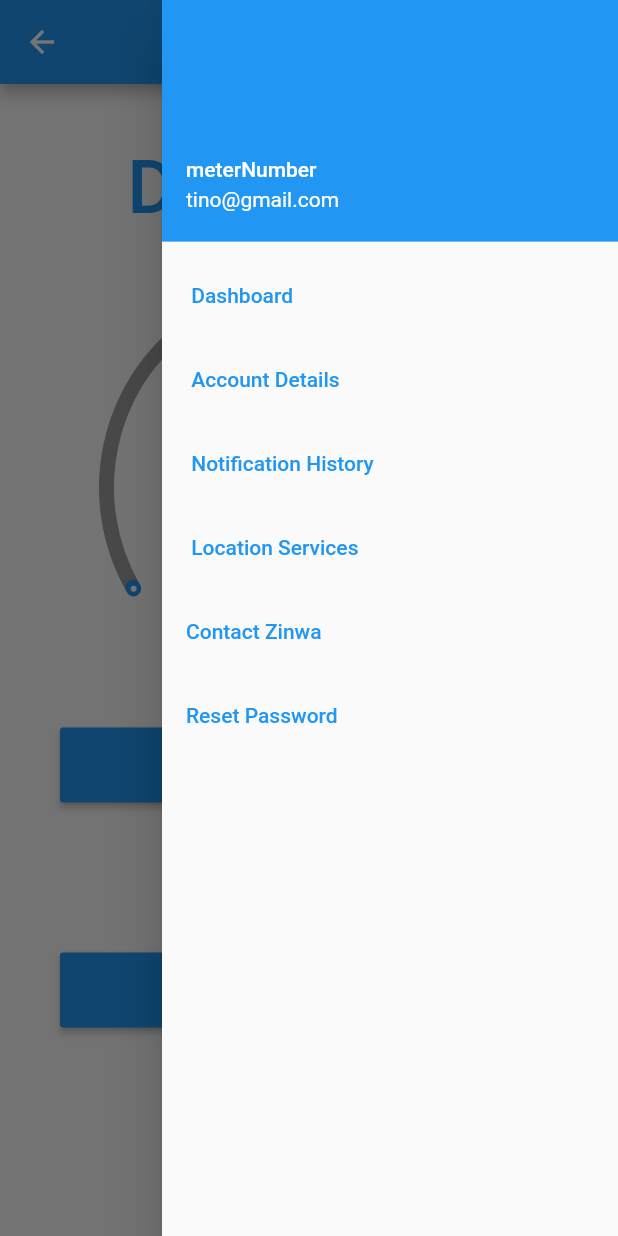
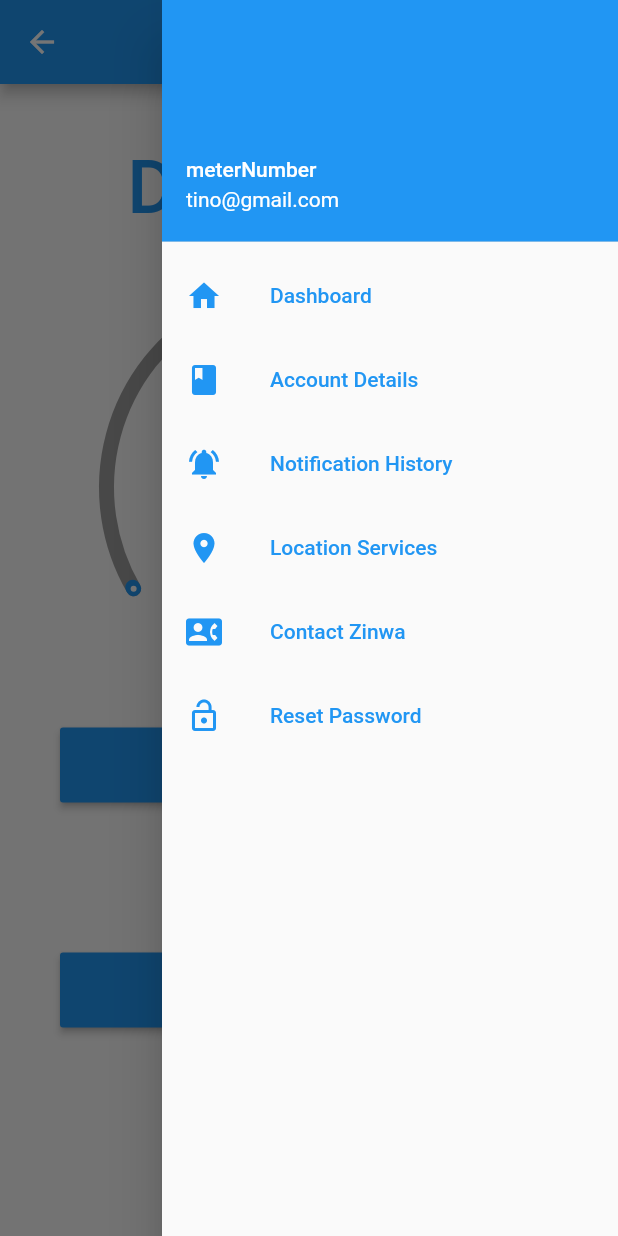
Before and after one commit to Tinomuchenje/ZinwaPay, a Flutter app: the Dashboard screen opened directly with empty values, with the side drawer open, on a phone screen of 412 x 824 dp. Run offline on Flutter 3.47's test engine with Material 2 defaults, Android fonts, the phone set to English and light mode, and no system bars; drawn by our look-alikes of sleek_circular_slider; our stand-ins replace webview_flutter; missing offline and left inert: status_alert.

Commit message:
Refactoring and breaking down the drawer
- Created new file to handle the drawer logic
- Created widget function to handle drawer menu items

```diff
--- a/lib/views/home.dart
+++ b/lib/views/home.dart
@@ -5,6 +5,7 @@ import 'package:zinwa_pay/models/account_information_model.dart';
 import 'package:zinwa_pay/models/invoice_model.dart';
 import 'package:zinwa_pay/networking/api.service.dart';
 import 'package:zinwa_pay/views/payment_options.dart';
+import 'package:zinwa_pay/widgets/drawer.dart';
 import 'invoices.dart';
 
 class Dashboard extends StatefulWidget {
@@ -21,65 +22,7 @@ class _State extends State<Dashboard> {
           title: Text('Home'),
           centerTitle: true,
         ),
-        endDrawer: Drawer(
-          child: ListView(children: <Widget>[
-            UserAccountsDrawerHeader(accountName: Text("meterNumber"), accountEmail: Text("tino@gmail.com")),
-            ListTile(
-              title: Text(
-                " Dashboard",
-                style: TextStyle(color: Colors.blue),
-              ),
-              onTap: () {
-                Navigator.of(context).pop();
-              },
-            ),
-            ListTile(
-              title: Text(
-                " Account Details",
-                style: TextStyle(color: Colors.blue),
-              ),
-              onTap: () {
-                Navigator.of(context).pop();
-              },
-            ),
-            ListTile(
-              title: Text(
-                " Notification History",
-                style: TextStyle(color: Colors.blue),
-              ),
-              onTap: () {
-                Navigator.of(context).pop();
-              },
-            ),
-            ListTile(
-              title: Text(
-                " Location Services",
-                style: TextStyle(color: Colors.blue),
-              ),
-              onTap: () {
-                Navigator.of(context).pop();
-              },
-            ),
-            ListTile(
-              title: Text(
-                "Contact Zinwa",
-                style: TextStyle(color: Colors.blue),
-              ),
-              onTap: () {
-                Navigator.of(context).pop();
-              },
-            ),
-            ListTile(
-              title: Text(
-                "Reset Password",
-                style: TextStyle(color: Colors.blue),
-              ),
-              onTap: () {
-                Navigator.of(context).pop();
-              },
-            ),
-          ]),
-        ),
+        endDrawer: AppDrawer(),
         body: Padding(
             padding: EdgeInsets.all(40.0),
             child: ListView(
--- /dev/null
+++ b/lib/widgets/drawer.dart
@@ -0,0 +1,64 @@
+import 'package:flutter/cupertino.dart';
+import 'package:flutter/material.dart';
+
+class AppDrawer extends StatelessWidget {
+  @override
+  Widget build(BuildContext context) {
+    return Drawer(
+      child: ListView(children: <Widget>[
+        UserAccountsDrawerHeader(accountName: Text("meterNumber"), accountEmail: Text("tino@gmail.com")),
+        _createDrawerMenuOption(
+          icon: Icons.home,
+          text: 'Dashboard',
+          onTap: () {
+            Navigator.of(context).pop();
+          },
+        ),
+        _createDrawerMenuOption(
+          icon: Icons.book,
+          text: 'Account Details',
+          onTap: () {
+            Navigator.of(context).pop();
+          },
+        ),
+        _createDrawerMenuOption(
+          icon: Icons.notifications_active,
+          text: 'Notification History',
+          onTap: () {
+            Navigator.of(context).pop();
+          },
+        ),
+        _createDrawerMenuOption(
+          icon: Icons.location_on,
+          text: 'Location Services',
+          onTap: () {
+            Navigator.of(context).pop();
+          },
+        ),
+        _createDrawerMenuOption(
+          icon: Icons.contact_phone,
+          text: 'Contact Zinwa',
+          onTap: () {
+            Navigator.of(context).pop();
+          },
+        ),
+        _createDrawerMenuOption(
+          icon: Icons.lock_open,
+          text: 'Reset Password',
+          onTap: () => Navigator.of(context).pop(),
+        ),
+      ]),
+    );
+  }
+
+  Widget _createDrawerMenuOption({IconData icon, String text, GestureTapCallback onTap}) {
+    return ListTile(
+      leading: Icon(icon, color: Colors.blue),
+      title: Text(
+        text,
+        style: TextStyle(color: Colors.blue),
+      ),
+      onTap: onTap,
+    );
+  }
+}
```
